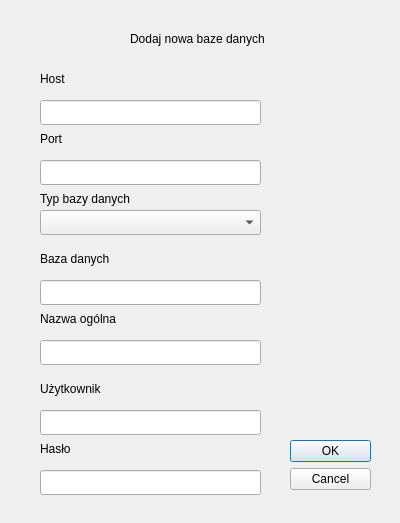
Above: views/showFormAddDb.ui from dsamsoniuk/db_manager before the change. Below: the same form after it.
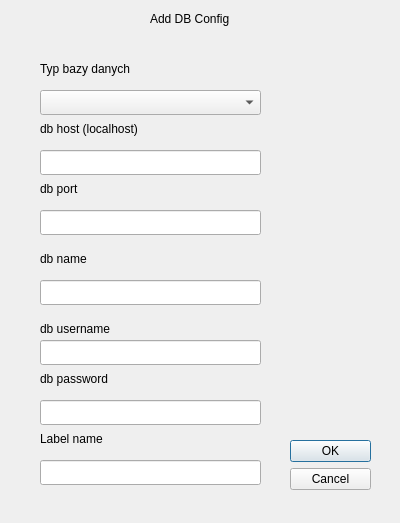
That is the form after the change.

What changed in the file:
```diff
--- a/views/showFormAddDb.ui
+++ b/views/showFormAddDb.ui
@@ -32,21 +32,46 @@
   <widget class="QLabel" name="label">
    <property name="geometry">
     <rect>
-     <x>130</x>
-     <y>30</y>
+     <x>150</x>
+     <y>10</y>
      <width>181</width>
      <height>17</height>
     </rect>
    </property>
    <property name="text">
-    <string>Dodaj nowa baze danych</string>
+    <string>Add DB Config</string>
    </property>
   </widget>
+
+  <widget class="QLabel" name="label_4">
+   <property name="geometry">
+    <rect>
+     <x>40</x>
+     <y>60</y>
+     <width>161</width>
+     <height>17</height>
+    </rect>
+   </property>
+   <property name="text">
+    <string>Typ bazy danych</string>
+   </property>
+  </widget>
+  <widget class="QComboBox" name="comboBox">
+   <property name="geometry">
+    <rect>
+     <x>40</x>
+     <y>90</y>
+     <width>221</width>
+     <height>25</height>
+    </rect>
+   </property>
+  </widget>
+
   <widget class="QLineEdit" name="host">
    <property name="geometry">
     <rect>
      <x>40</x>
-     <y>100</y>
+     <y>150</y>
      <width>221</width>
      <height>25</height>
     </rect>
@@ -56,55 +81,32 @@
    <property name="geometry">
     <rect>
      <x>40</x>
-     <y>70</y>
-     <width>67</width>
+     <y>120</y>
+     <width>161</width>
      <height>17</height>
     </rect>
    </property>
    <property name="text">
-    <string>Host</string>
+    <string>db host (localhost)</string>
    </property>
   </widget>
   <widget class="QLabel" name="label_3">
    <property name="geometry">
     <rect>
      <x>40</x>
-     <y>130</y>
+     <y>180</y>
      <width>67</width>
      <height>17</height>
     </rect>
    </property>
    <property name="text">
-    <string>Port</string>
+    <string>db port</string>
    </property>
   </widget>
   <widget class="QLineEdit" name="port">
    <property name="geometry">
     <rect>
      <x>40</x>
-     <y>160</y>
-     <width>221</width>
-     <height>25</height>
-    </rect>
-   </property>
-  </widget>
-  <widget class="QLabel" name="label_4">
-   <property name="geometry">
-    <rect>
-     <x>40</x>
-     <y>190</y>
-     <width>161</width>
-     <height>17</height>
-    </rect>
-   </property>
-   <property name="text">
-    <string>Typ bazy danych</string>
-   </property>
-  </widget>
-  <widget class="QComboBox" name="comboBox">
-   <property name="geometry">
-    <rect>
-     <x>40</x>
      <y>210</y>
      <width>221</width>
      <height>25</height>
@@ -121,16 +123,6 @@
     </rect>
    </property>
   </widget>
-  <widget class="QLineEdit" name="name">
-   <property name="geometry">
-    <rect>
-     <x>40</x>
-     <y>340</y>
-     <width>221</width>
-     <height>25</height>
-    </rect>
-   </property>
-  </widget>
   <widget class="QLabel" name="label_5">
    <property name="geometry">
     <rect>
@@ -141,27 +133,14 @@
     </rect>
    </property>
    <property name="text">
-    <string>Baza danych</string>
-   </property>
-  </widget>
-  <widget class="QLabel" name="label_6">
-   <property name="geometry">
-    <rect>
-     <x>40</x>
-     <y>310</y>
-     <width>121</width>
-     <height>17</height>
-    </rect>
-   </property>
-   <property name="text">
-    <string>Nazwa ogólna</string>
+    <string>db name</string>
    </property>
   </widget>
   <widget class="QLineEdit" name="db_user">
    <property name="geometry">
     <rect>
      <x>40</x>
-     <y>410</y>
+     <y>340</y>
      <width>221</width>
      <height>25</height>
     </rect>
@@ -171,20 +150,20 @@
    <property name="geometry">
     <rect>
      <x>40</x>
-     <y>380</y>
+     <y>320</y>
      <width>121</width>
      <height>17</height>
     </rect>
    </property>
    <property name="text">
-    <string>Użytkownik</string>
+    <string>db username</string>
    </property>
   </widget>
   <widget class="QLineEdit" name="db_password">
    <property name="geometry">
     <rect>
      <x>40</x>
-     <y>470</y>
+     <y>400</y>
      <width>221</width>
      <height>25</height>
     </rect>
@@ -194,15 +173,40 @@
    <property name="geometry">
     <rect>
      <x>40</x>
-     <y>440</y>
-     <width>67</width>
+     <y>370</y>
+     <width>131</width>
      <height>17</height>
     </rect>
    </property>
    <property name="text">
-    <string>Hasło</string>
+    <string>db password</string>
    </property>
   </widget>
+  <widget class="QLabel" name="label_6">
+   <property name="geometry">
+    <rect>
+     <x>40</x>
+     <y>430</y>
+     <width>121</width>
+     <height>17</height>
+    </rect>
+   </property>
+   <property name="text">
+    <string>Label name</string>
+   </property>
+  </widget>
+  <widget class="QLineEdit" name="name">
+   <property name="geometry">
+    <rect>
+     <x>40</x>
+     <y>460</y>
+     <width>221</width>
+     <height>25</height>
+    </rect>
+   </property>
+  </widget>
+
+
  </widget>
  <resources/>
  <connections>
```
Left out of the diff: 1 changed line with no effect on the pictures.
